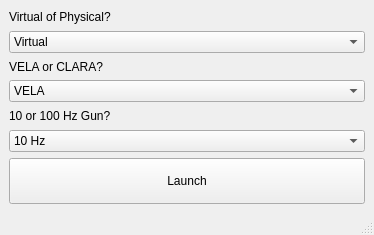
Before: the Qt Designer form Apps/AutoPhaseCalib/launcher.ui in VELA-CLARA-software/Software, drawn with Qt 5.
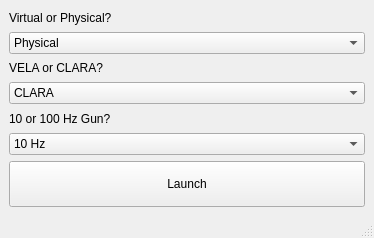
After: the same form once the commit is applied.

Commit message: [AutoPhaseCalib] debug cresting procedures

The edit to the form file:
```diff
--- a/Apps/AutoPhaseCalib/launcher.ui
+++ b/Apps/AutoPhaseCalib/launcher.ui
@@ -7,7 +7,7 @@
     <x>0</x>
     <y>0</y>
     <width>374</width>
-    <height>235</height>
+    <height>238</height>
    </rect>
   </property>
   <property name="windowTitle">
@@ -30,6 +30,9 @@
     </item>
     <item row="3" column="0">
      <widget class="QComboBox" name="comboBox_2">
+      <property name="currentIndex">
+       <number>1</number>
+      </property>
       <item>
        <property name="text">
         <string>VELA</string>
@@ -44,6 +47,9 @@
     </item>
     <item row="1" column="0">
      <widget class="QComboBox" name="comboBox">
+      <property name="currentIndex">
+       <number>1</number>
+      </property>
       <item>
        <property name="text">
         <string>Virtual</string>
@@ -59,7 +65,7 @@
     <item row="0" column="0">
      <widget class="QLabel" name="label">
       <property name="text">
-       <string>Virtual of Physical?</string>
+       <string>Virtual or Physical?</string>
       </property>
      </widget>
     </item>
```
Left out of the diff: 2 changed lines with no effect on the pictures. The commit also changes 2 other files.
